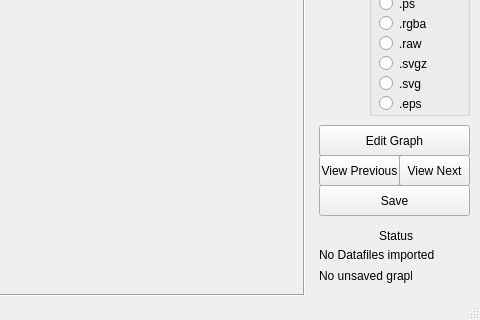
Before: the Qt Designer form package/ui/mainwindow.ui in joewledger/Green_Labs_Plotting, drawn with Qt 5; both pictures show x 511 to 991 and y 352 to 672 of the 991 by 672 pixel window.
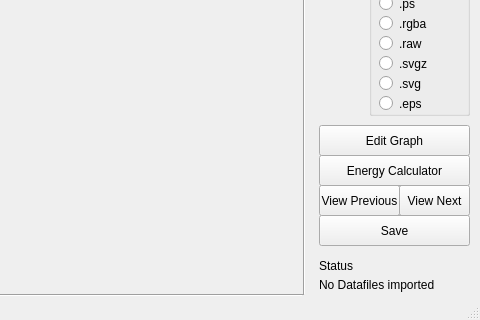
After: the same form once the commit is applied.

Commit message: Added energy calculator widget.

The edit to the form file:
```diff
--- a/package/ui/mainwindow.ui
+++ b/package/ui/mainwindow.ui
@@ -96,7 +96,7 @@
     <property name="geometry">
      <rect>
       <x>830</x>
-      <y>490</y>
+      <y>520</y>
       <width>81</width>
       <height>31</height>
      </rect>
@@ -109,7 +109,7 @@
     <property name="geometry">
      <rect>
       <x>910</x>
-      <y>490</y>
+      <y>520</y>
       <width>71</width>
       <height>31</height>
      </rect>
@@ -122,7 +122,7 @@
     <property name="geometry">
      <rect>
       <x>830</x>
-      <y>520</y>
+      <y>550</y>
       <width>151</width>
       <height>31</height>
      </rect>
@@ -206,24 +206,11 @@
      <string>No location selected</string>
     </property>
    </widget>
-   <widget class="QLabel" name="save_status">
-    <property name="geometry">
-     <rect>
-      <x>830</x>
-      <y>600</y>
-      <width>93</width>
-      <height>21</height>
-     </rect>
-    </property>
-    <property name="text">
-     <string>No unsaved graphs</string>
-    </property>
-   </widget>
    <widget class="QLabel" name="label_6">
     <property name="geometry">
      <rect>
-      <x>890</x>
-      <y>560</y>
+      <x>830</x>
+      <y>590</y>
       <width>35</width>
       <height>21</height>
      </rect>
@@ -236,7 +223,7 @@
     <property name="geometry">
      <rect>
       <x>830</x>
-      <y>580</y>
+      <y>610</y>
       <width>161</width>
       <height>20</height>
      </rect>
@@ -427,6 +414,19 @@
      </property>
     </widget>
    </widget>
+   <widget class="QPushButton" name="energy_calculator">
+    <property name="geometry">
+     <rect>
+      <x>830</x>
+      <y>490</y>
+      <width>151</width>
+      <height>31</height>
+     </rect>
+    </property>
+    <property name="text">
+     <string>Energy Calculator</string>
+    </property>
+   </widget>
   </widget>
   <widget class="QToolBar" name="mainToolBar">
    <attribute name="toolBarArea">
```
The commit also changes 2 other files.
